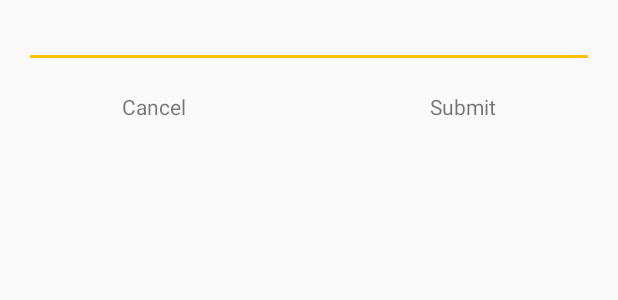
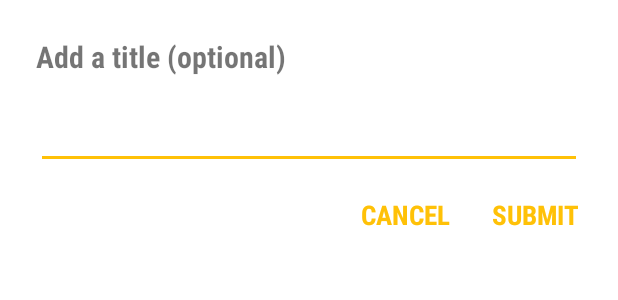
Before and after one commit to TheBoyMoe/Android-Material-Photo-Gallery, an Android app: the layout custom_dialog.xml on its own in the app's theme, with its tools: preview values and no code run, on a phone screen of 412 x 824 dp. Shown: the top 300 px of the screen. Run offline under Robolectric (Android 15) with nearby library versions, the phone set to English and light mode, and no system bars.

Commit message:
wire up custom dialog to save photo item

```diff
--- a/app/build.gradle
+++ b/app/build.gradle
@@ -26,6 +26,7 @@ dependencies {
     compile 'com.android.support:support-v13:24.0.0'
     compile 'com.android.support:design:24.0.0'
     compile 'com.android.support:recyclerview-v7:24.0.0'
+    compile 'com.android.support:cardview-v7:24.0.0'
 
     // 3rd party
     compile 'de.greenrobot:eventbus:2.2.1'
--- a/app/src/main/java/com/example/materialphotogallery/custom/CustomDialogFragment.java
+++ b/app/src/main/java/com/example/materialphotogallery/custom/CustomDialogFragment.java
@@ -7,6 +7,7 @@ import android.support.v4.app.DialogFragment;
 import android.view.LayoutInflater;
 import android.view.View;
 import android.view.ViewGroup;
+import android.view.Window;
 import android.view.WindowManager;
 import android.widget.EditText;
 import android.widget.TextView;
@@ -35,7 +36,7 @@ public class CustomDialogFragment extends DialogFragment implements View.OnClick
     @Override
     public View onCreateView(LayoutInflater inflater, @Nullable ViewGroup container, @Nullable Bundle savedInstanceState) {
         View view = inflater.inflate(R.layout.custom_dialog, container, false);
-        getDialog().setTitle(R.string.dialog_title);
+        getDialog().getWindow().requestFeature(Window.FEATURE_NO_TITLE); // remove title, add title via xml
         mFullFilePath = getArguments().getString(Constants.PHOTO_FILE_PATH);
         return view;
     }
--- a/app/src/main/java/com/example/materialphotogallery/ui/activity/MainActivity.java
+++ b/app/src/main/java/com/example/materialphotogallery/ui/activity/MainActivity.java
@@ -100,7 +100,7 @@ public class MainActivity extends AppCompatActivity implements
     private NavigationView mNavigationView;
     private String mCurrentTitle;
     private String mFullSizePhotoPath;
-    //private List<PhotoItem> mSlideShowList;
+
 
     @Override
     protected void onCreate(Bundle savedInstanceState) {
--- a/app/src/main/java/com/example/materialphotogallery/ui/fragment/HomeFragment.java
+++ b/app/src/main/java/com/example/materialphotogallery/ui/fragment/HomeFragment.java
@@ -316,11 +316,9 @@ public class HomeFragment extends ContractFragment<HomeFragment.Contract>
                 int position = cursor.getPosition();
                 viewHolder.itemView.setBackgroundColor(ContextCompat.getColor(
                         getActivity(), isSelected(position) ?
-                            R.color.colorSelectedBackground : R.color.colorSecondaryBackground));
+                            R.color.colorSelectedBackground : R.color.colorPrimaryBackground));
             }
         }
-
-
     }
 
     public class CustomViewHolder extends RecyclerView.ViewHolder
--- /dev/null
+++ b/app/src/main/res/drawable/touch_selector.xml
@@ -0,0 +1,9 @@
+<?xml version="1.0" encoding="utf-8"?>
+<selector xmlns:android="http://schemas.android.com/apk/res/android">
+
+    <item android:state_focused="true" android:drawable="@color/colorActivatedBackground"/>
+    <item android:state_pressed="true" android:drawable="@color/colorActivatedBackground"/>
+    <item android:state_activated="true" android:drawable="@color/colorActivatedBackground"/>
+    <item android:drawable="@color/colorSecondaryBackground"/>
+
+</selector>
--- a/app/src/main/res/layout/content_main.xml
+++ b/app/src/main/res/layout/content_main.xml
@@ -2,7 +2,7 @@
 <RelativeLayout
     xmlns:android="http://schemas.android.com/apk/res/android"
     xmlns:app="http://schemas.android.com/apk/res-auto"
-    android:background="@color/colorSecondaryBackground"
+    android:background="@color/colorPrimaryBackground"
     android:layout_width="match_parent"
     android:layout_height="match_parent">
 
--- a/app/src/main/res/layout/custom_dialog.xml
+++ b/app/src/main/res/layout/custom_dialog.xml
@@ -1,45 +1,45 @@
 <?xml version="1.0" encoding="utf-8"?>
-<RelativeLayout xmlns:android="http://schemas.android.com/apk/res/android"
-              android:layout_width="match_parent"
-              android:layout_height="match_parent">
+<RelativeLayout
+    xmlns:android="http://schemas.android.com/apk/res/android"
+    android:padding="@dimen/medium"
+    android:background="@color/colorSecondaryBackground"
+    android:layout_width="match_parent"
+    android:layout_height="match_parent">
+
+    <TextView
+        android:id="@+id/dialog_title"
+        android:layout_marginBottom="@dimen/normal"
+        android:text="@string/dialog_title"
+        style="@style/TextStyle.Dialog"/>
 
 
     <EditText
         android:id="@+id/dialog_user_input"
         android:inputType="text"
-        android:layout_marginLeft="@dimen/normal"
-        android:layout_marginRight="@dimen/normal"
+        android:layout_below="@id/dialog_title"
+        android:layout_marginBottom="@dimen/normal"
         android:layout_width="match_parent"
         android:layout_height="wrap_content"/>
 
 
-    <LinearLayout
+    <TextView
+        android:id="@+id/dialog_positive_btn"
+        style="@style/TextStyle.Dialog.Button"
+        android:text="@string/dialog_positive_btn_text"
         android:layout_below="@id/dialog_user_input"
-        android:orientation="horizontal"
-        android:layout_marginBottom="@dimen/normal"
-        android:layout_width="match_parent"
-        android:layout_height="wrap_content">
-
-        <TextView
-            android:id="@+id/dialog_negative_btn"
-            android:padding="@dimen/normal"
-            android:text="@string/dialog_negative_btn_text"
-            android:gravity="center"
-            android:layout_weight="1"
-            android:layout_width="0dp"
-            android:layout_height="wrap_content"/>
-
-        <TextView
-            android:id="@+id/dialog_positive_btn"
-            android:padding="@dimen/normal"
-            android:text="@string/dialog_positive_btn_text"
-            android:gravity="center"
-            android:layout_weight="1"
-            android:layout_width="0dp"
-            android:layout_height="wrap_content"/>
+        android:layout_marginLeft="@dimen/medium"
+        android:layout_marginStart="@dimen/medium"
+        android:layout_alignParentRight="true"
+        android:layout_alignParentEnd="true"/>
 
 
-    </LinearLayout>
+    <TextView
+        android:id="@+id/dialog_negative_btn"
+        style="@style/TextStyle.Dialog.Button"
+        android:text="@string/dialog_negative_btn_text"
+        android:layout_below="@id/dialog_user_input"
+        android:layout_toLeftOf="@id/dialog_positive_btn"
+        android:layout_toStartOf="@id/dialog_positive_btn"/>
 
 
 </RelativeLayout>
--- a/app/src/main/res/values/color_palette_theme.xml
+++ b/app/src/main/res/values/color_palette_theme.xml
@@ -11,10 +11,11 @@
     <color name="secondary_text">@color/md_grey_500</color>
     <color name="inverse_text">@color/md_white_1000</color>
     <color name="primary_background">@color/md_black_1000</color>
-    <color name="secondary_background">#F1F5F8</color>
+    <color name="secondary_background">@color/md_white_1000</color>
     <color name="primary_icons">@color/md_white_1000</color>
     <color name="secondary_icons">@color/md_grey_500</color>
     <color name="divider">@color/md_grey_400</color>
     <color name="background_selection">@color/md_blue_500</color>
+    <color name="background_activated">@color/md_grey_100</color>
 
 </resources>
--- a/app/src/main/res/values/colors.xml
+++ b/app/src/main/res/values/colors.xml
@@ -15,5 +15,6 @@
     <color name="colorPrimaryIcons">@color/primary_icons</color>
     <color name="colorSecondaryIcons">@color/secondary_icons</color>
     <color name="colorSelectedBackground">@color/background_selection</color>
+    <color name="colorActivatedBackground">@color/background_activated</color>
 
 </resources>
--- a/app/src/main/res/values/styles.xml
+++ b/app/src/main/res/values/styles.xml
@@ -84,5 +84,19 @@
         <item name="android:textStyle">bold</item>
     </style>
 
+    <style name="TextStyle.Dialog">
+        <item name="android:textStyle">bold</item>
+        <item name="android:textSize">20sp</item>
+    </style>
+
+    <style name="TextStyle.Dialog.Button">
+        <item name="android:background">@drawable/touch_selector</item>
+        <item name="android:textColor">@color/colorAccent</item>
+        <item name="android:textAllCaps">true</item>
+        <item name="android:gravity">center</item>
+        <item name="android:padding">@dimen/xxsmall</item>
+        <item name="android:textSize">18sp</item>
+    </style>
+
 
 </resources>
```
Also changed, not shown: app/src/main/res/layout/activity_main.xml (+0 -9 lines).
